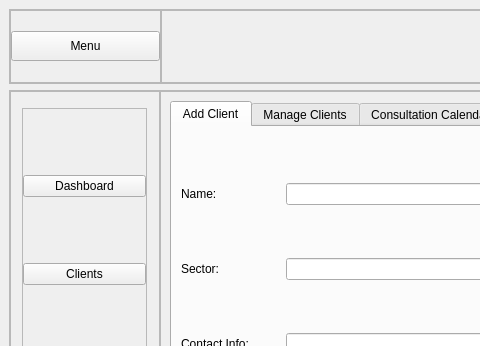
First picture: the form in mainwindow.ui, repository Hyujnn54/DesktopAPP, before the edit; both pictures show x 0 to 480 and y 0 to 346 of the 1387 by 758 pixel window.
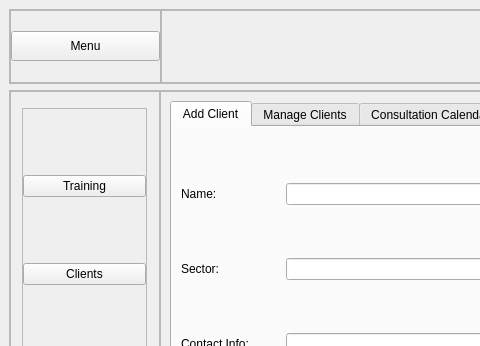
Second picture: the form after the edit.

What changed in the file:
```diff
--- a/mainwindow.ui
+++ b/mainwindow.ui
@@ -281,7 +281,7 @@
 }</string>
                </property>
                <property name="text">
-                <string>Dashboard</string>
+                <string>Training</string>
                </property>
               </widget>
              </item>
```
Left out of the diff: 2 changed lines with no effect on the pictures.
